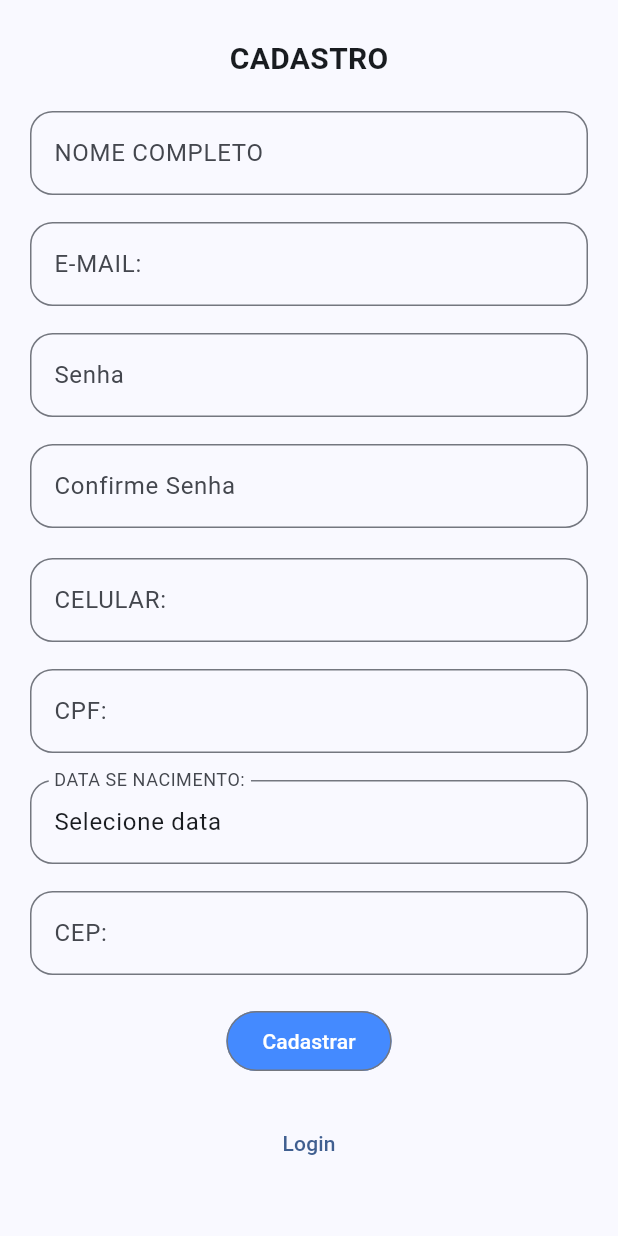
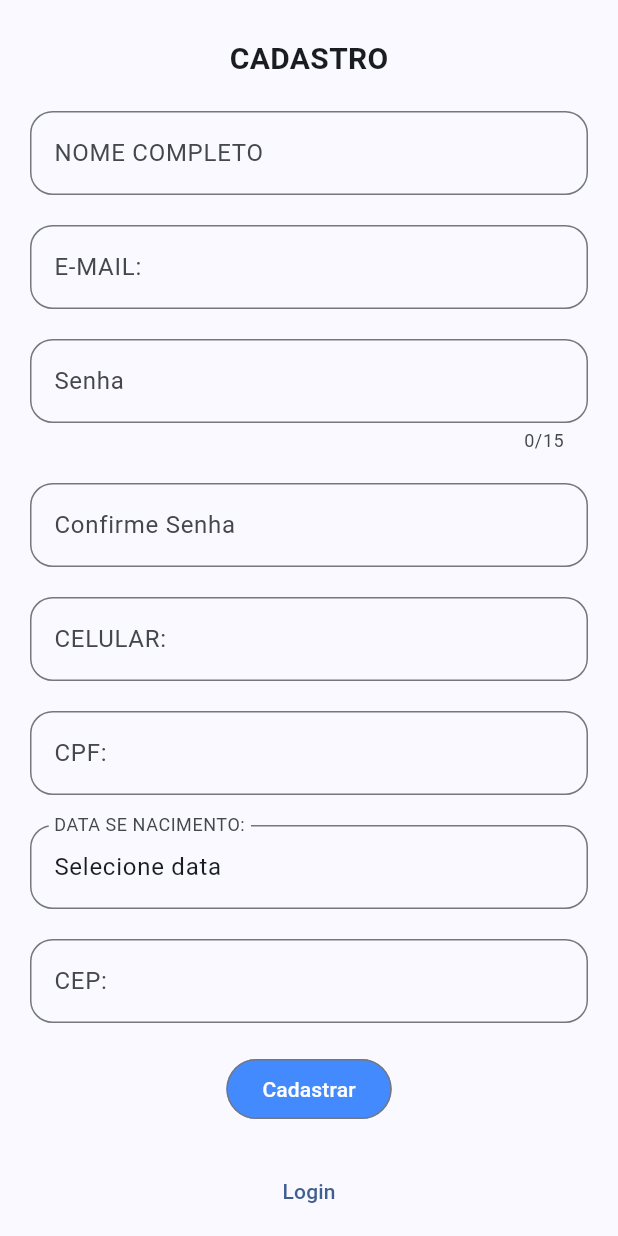
Before and after one commit to gabyferr/agendamento, a Flutter app: the FormCadastro widget shown alone on an empty page, opened directly, on a phone screen of 412 x 824 dp. Run offline on Flutter 3.47's test engine with Material 2 defaults, Android fonts, the light colour scheme and no system bars; our stand-ins replace brasil_fields, cloud_firestore, firebase_auth, firebase_core, flutter_modular, rx_notifier; missing offline and left inert: cloud_firestore_web, dart_date, firebase_core_web; accounts and stored records are empty.

Commit message:
Alteração no login e no perfil.

```diff
--- a/lib/app/modules/home/home_page.dart
+++ b/lib/app/modules/home/home_page.dart
@@ -1,7 +1,6 @@
 import 'package:agendamento/app/modules/home/procedimetos_controller.dart';
 import 'package:agendamento/app/modules/menu/drawer_menu.dart';
 import 'package:agendamento/app/modules/menu/drwer_usuario.dart';
-import 'package:flutter/gestures.dart';
 import 'package:flutter/material.dart';
 import 'package:flutter_modular/flutter_modular.dart';
 //import 'package:flutter_modular/flutter_modular.dart';
--- a/lib/app/modules/login/login_page.dart
+++ b/lib/app/modules/login/login_page.dart
@@ -156,18 +156,19 @@ class _FormCadastroState extends State<FormCadastro> {
     return Padding(
       padding: const EdgeInsets.all(20.0),
       child: Form(
-
         key: _formKey,
         child: ListView(
           scrollDirection: Axis.vertical,
-
           shrinkWrap: true,
           children: [
             SizedBox(
               height: 5,
             ),
-            Center(
-              child: Title(
+            Wrap(
+              alignment: WrapAlignment.center,
+              runSpacing: 20.0,
+              children: [
+                Title(
                     color: Colors.black,
                     child: Text(
                       'CADASTRO',
@@ -176,10 +177,6 @@ class _FormCadastroState extends State<FormCadastro> {
                         fontWeight: FontWeight.bold,
                       ),
                     )),
-            ),
-            SizedBox(
-              height: 20,
-            ),
             TextField(
               decoration: InputDecoration(
                 border: OutlineInputBorder(
@@ -190,9 +187,6 @@ class _FormCadastroState extends State<FormCadastro> {
               onChanged: (value) {
                 usuario.nome = value;
               },
-            ),
-            SizedBox(
-              height: 18,
             ),
             TextFormField(
               decoration: InputDecoration(
@@ -208,10 +202,8 @@ class _FormCadastroState extends State<FormCadastro> {
                 usuario.email = value;
               },
             ),
-            SizedBox(
-              height: 18,
-            ),
             TextFormField(
+              maxLength: 15,
               obscureText: true,
               decoration: InputDecoration(
                 border: OutlineInputBorder(
@@ -224,9 +216,6 @@ class _FormCadastroState extends State<FormCadastro> {
               validator: (value) {
                 return ValidacaoUtil.validarSenha(value);
               },
-            ),
-            SizedBox(
-              height: 18,
             ),
             TextFormField(
               obscureText: true,
@@ -241,9 +230,6 @@ class _FormCadastroState extends State<FormCadastro> {
               validator: (value) {
                 return ValidacaoUtil.validarSenha(value);
               },
-            ),
-            SizedBox(
-              height: 20,
             ),
             TextFormField(
               inputFormatters: [
@@ -263,9 +249,6 @@ class _FormCadastroState extends State<FormCadastro> {
                 usuario.celular = value;
               },
             ),
-            SizedBox(
-              height: 18,
-            ),
             TextFormField(
                 inputFormatters: [
                   FilteringTextInputFormatter.digitsOnly,
@@ -280,9 +263,6 @@ class _FormCadastroState extends State<FormCadastro> {
                 onChanged: (value) {
                   usuario.cpf = value;
                 }),
-            SizedBox(
-              height: 18,
-            ),
             TextFormField(
               controller: TextEditingController(
                   text: DateUtil.toBr(usuario.dataNacimento)),
@@ -302,9 +282,6 @@ class _FormCadastroState extends State<FormCadastro> {
                 setState(() {});
               },
             ),
-            SizedBox(
-              height: 18,
-            ),
             TextFormField(
                 inputFormatters: [
                   FilteringTextInputFormatter.digitsOnly,
@@ -322,11 +299,7 @@ class _FormCadastroState extends State<FormCadastro> {
                 onChanged: (value) {
                   usuario.cep = value;
                 }),
-            SizedBox(
-              height: 20,
-            ),
-            Center(
-              child: OutlinedButton(
+            OutlinedButton(
               style: ButtonStyle(
                   backgroundColor:
                       MaterialStateProperty.all(Colors.blueAccent)),
@@ -338,7 +311,6 @@ class _FormCadastroState extends State<FormCadastro> {
                 Modular.get<UsuarioController>().save(usuario);
                 isFormLogin.value = true;
               },
-              ),
             ),
             SizedBox(
               height: 20,
@@ -353,6 +325,8 @@ class _FormCadastroState extends State<FormCadastro> {
             ),
             ],
             ),
+          ],
+        ),
       ),
     );
   }
--- a/lib/app/modules/reservas/minhas_reservas.dart
+++ b/lib/app/modules/reservas/minhas_reservas.dart
@@ -14,7 +14,6 @@ class MinhasReservas extends StatefulWidget {
   @override
   State<MinhasReservas> createState() => _MinhasReservasState();
    late ReservaModel reserva;
-   final GlobalKey<ScaffoldState> scaffoldKey = GlobalKey<ScaffoldState>();
 
 }
 class _MinhasReservasState extends State<MinhasReservas> {
@@ -27,7 +26,6 @@ class _MinhasReservasState extends State<MinhasReservas> {
   @override
   Widget build(BuildContext context) {
     return Stack(
-      //  key: scaffoldKey,
       children: [
         Container(
           decoration: const BoxDecoration(
@@ -91,7 +89,6 @@ class _MinhasReservasState extends State<MinhasReservas> {
                                         color: Color(0xFF091B3A)),
                                   ),
                                 ),
-                                //  SizedBox(width: 40),
                                 Container(
                                   alignment: Alignment.topRight,
                                   padding: EdgeInsets.only(left: 85),
```
Also changed, not shown: lib/app/modules/menu/drwer_usuario.dart (+108 -8 lines), 2 other files. Lines whose indentation alone changed are shown as unchanged.
